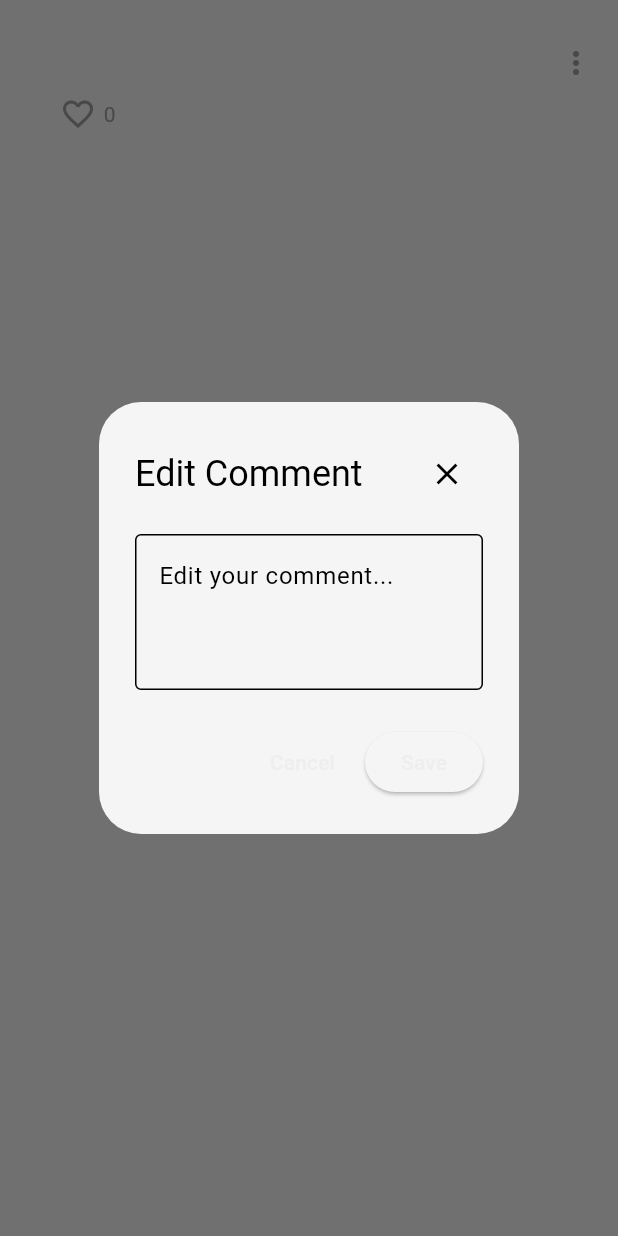
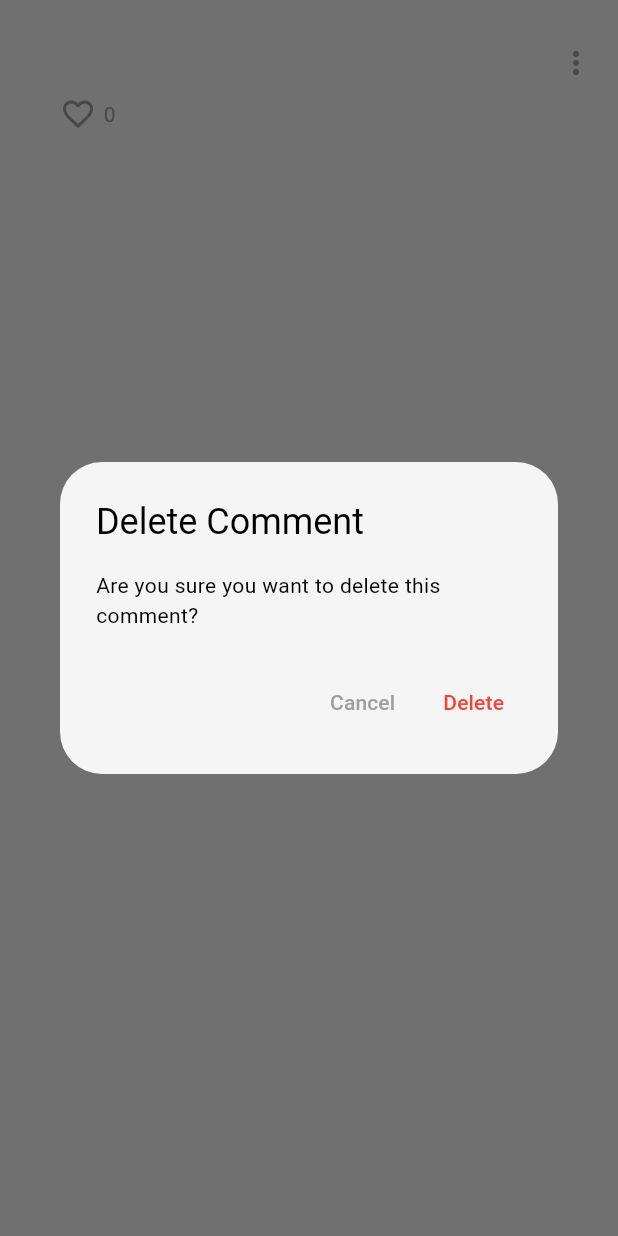
Before and after one commit to blakeotto57/treehouse, a Flutter app: the Comment widget shown alone on an empty page, opened directly with empty values, after a tap on the "more vert" icon, on a phone screen of 412 x 824 dp. Run offline on Flutter 3.47's test engine with Material 3 defaults, Android fonts, the phone set to English and light mode, and no system bars; our stand-ins replace cloud_firestore, firebase_auth, firebase_core, firebase_storage, flutter_svg, google_sign_in and 6 more; missing offline and left inert: flutter_stripe, in_app_purchase_android, in_app_purchase_storekit, pay, pay_android, pay_ios and 1 more; accounts and stored records are empty; network calls fail; Roboto replaces fonts that are missing (Helvetica).

Commit message:
logout kept breaking, fixed it. Made it so people can only delete comments not delete, but that functionality is available for all users to delete others comment and posts.

```diff
--- a/lib/components/comment.dart
+++ b/lib/components/comment.dart
@@ -116,7 +116,7 @@ class _CommentState extends State<Comment> {
                   color: Colors.grey,
                 ),
                 onTap: () =>
-                    editComment(widget.comment), // Changed from message
+                    deleteComment(),
               ),
             ],
           ),
@@ -136,8 +136,6 @@ class _CommentState extends State<Comment> {
                   widget.likes.length.toString(),
                   style: const TextStyle(color: Colors.grey),
                 ),
-
-                const SizedBox(width: 10),
               ],
             ),
           ),
@@ -146,53 +144,55 @@ class _CommentState extends State<Comment> {
     );
   }
 
-  // edit comment
-  void editComment(String comment) {
-    final TextEditingController _editingController = TextEditingController();
-
-    showDialog(
+  Future<void> deleteComment() async {
+    // Show confirmation dialog
+    bool? shouldDelete = await showDialog<bool>(
       context: context,
       builder: (BuildContext context) {
         return AlertDialog(
-          title: Row(
-            mainAxisAlignment: MainAxisAlignment.spaceBetween,
-            children: [
-              const Text('Edit Comment'),
-              IconButton(
-                icon: const Icon(Icons.close),
-                onPressed: () => Navigator.of(context).pop(),
-              ),
-            ],
-          ),
-          content: TextField(
-            controller: _editingController,
-            maxLines: 3,
-            decoration: const InputDecoration(
-              hintText: 'Edit your comment...',
-              border: OutlineInputBorder(),
-            ),
-          ),
+          title: const Text('Delete Comment'),
+          content: const Text('Are you sure you want to delete this comment?'),
           actions: [
             TextButton(
-              onPressed: () => Navigator.of(context).pop(),
-              child: const Text('Cancel'),
+              onPressed: () => Navigator.of(context).pop(false),
+              child: const Text('Cancel',
+                  style: TextStyle(color: Colors.grey)),
             ),
-            ElevatedButton(
-              onPressed: () {
-                if (_editingController.text.trim().isEmpty) {
-                  ScaffoldMessenger.of(context).showSnackBar(
-                    const SnackBar(content: Text('Comment cannot be empty')),
-                  );
-                  return;
-                }
-                // TODO: Implement comment update logic here
-                Navigator.of(context).pop();
-              },
-              child: const Text('Save'),
+            TextButton(
+              onPressed: () => Navigator.of(context).pop(true),
+              child: const Text(
+                'Delete',
+                style: TextStyle(color: Colors.red),
+              ),
             ),
           ],
         );
       },
+    );
+
+    if (shouldDelete != true) return;
+
+    try {
+      await FirebaseFirestore.instance
+          .collection('personal_care_posts')
+          .doc(widget.postId)
+          .collection('comments')
+          .doc(widget.commentId)
+          .delete();
+
+      if (context.mounted) {
+        showSnackBar('Comment deleted successfully', context);
+      }
+    } catch (e) {
+      if (context.mounted) {
+        showSnackBar(e.toString(), context);
+      }
+    }
+  }
+
+  void showSnackBar(String message, BuildContext context) {
+    ScaffoldMessenger.of(context).showSnackBar(
+      SnackBar(content: Text(message)),
     );
   }
 
```
Also changed, not shown: lib/components/user_post.dart (+9 -11 lines), lib/main.dart (+13 -0 lines), lib/pages/user_settings.dart (+11 -1 lines).
